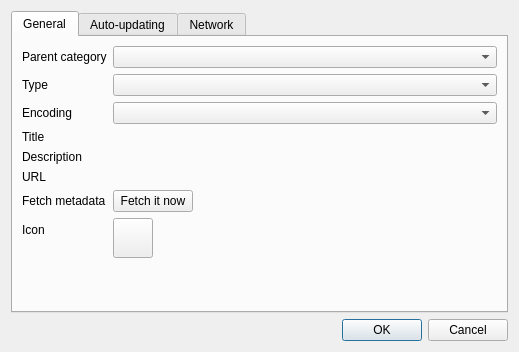
First picture: the form in src/librssguard/services/abstract/gui/formfeeddetails.ui, repository martinrotter/rssguard, before the edit.
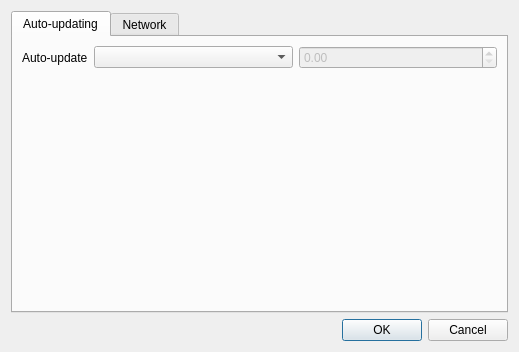
Second picture: the form after the edit. Custom widgets are drawn as their Qt base class.

```diff
--- a/src/librssguard/services/abstract/gui/formfeeddetails.ui
+++ b/src/librssguard/services/abstract/gui/formfeeddetails.ui
@@ -19,193 +19,6 @@
      <property name="currentIndex">
       <number>0</number>
      </property>
-     <widget class="QWidget" name="tabGeneral">
-      <attribute name="title">
-       <string>General</string>
-      </attribute>
-      <layout class="QFormLayout" name="formLayout_4">
-       <item row="0" column="0">
-        <widget class="QLabel" name="m_lblParentCategory">
-         <property name="text">
-          <string>Parent category</string>
-         </property>
-         <property name="buddy">
-          <cstring>m_cmbParentCategory</cstring>
-         </property>
-        </widget>
-       </item>
-       <item row="0" column="1">
-        <widget class="QComboBox" name="m_cmbParentCategory">
-         <property name="toolTip">
-          <string>Select parent item for your feed.</string>
-         </property>
-         <property name="iconSize">
-          <size>
-           <width>12</width>
-           <height>12</height>
-          </size>
-         </property>
-         <property name="frame">
-          <bool>true</bool>
-         </property>
-        </widget>
-       </item>
-       <item row="1" column="0">
-        <widget class="QLabel" name="label_3">
-         <property name="text">
-          <string>Type</string>
-         </property>
-         <property name="buddy">
-          <cstring>m_cmbType</cstring>
-         </property>
-        </widget>
-       </item>
-       <item row="1" column="1">
-        <widget class="QComboBox" name="m_cmbType">
-         <property name="toolTip">
-          <string>Select type of the standard feed.</string>
-         </property>
-        </widget>
-       </item>
-       <item row="2" column="0">
-        <widget class="QLabel" name="label_2">
-         <property name="text">
-          <string>Encoding</string>
-         </property>
-         <property name="buddy">
-          <cstring>m_cmbEncoding</cstring>
-         </property>
-        </widget>
-       </item>
-       <item row="2" column="1">
-        <widget class="QComboBox" name="m_cmbEncoding">
-         <property name="toolTip">
-          <string>Select encoding of the standard feed. If you are unsure about the encoding, then select &quot;UTF-8&quot; encoding.</string>
-         </property>
-        </widget>
-       </item>
-       <item row="3" column="0">
-        <widget class="QLabel" name="m_lblTitle">
-         <property name="text">
-          <string>Title</string>
-         </property>
-         <property name="buddy">
-          <cstring>m_txtTitle</cstring>
-         </property>
-        </widget>
-       </item>
-       <item row="3" column="1">
-        <widget class="LineEditWithStatus" name="m_txtTitle" native="true"/>
-       </item>
-       <item row="4" column="0">
-        <widget class="QLabel" name="m_lblDescription">
-         <property name="text">
-          <string>Description</string>
-         </property>
-         <property name="buddy">
-          <cstring>m_txtDescription</cstring>
-         </property>
-        </widget>
-       </item>
-       <item row="4" column="1">
-        <widget class="LineEditWithStatus" name="m_txtDescription" native="true"/>
-       </item>
-       <item row="5" column="0">
-        <widget class="QLabel" name="label">
-         <property name="text">
-          <string>URL</string>
-         </property>
-         <property name="buddy">
-          <cstring>m_txtUrl</cstring>
-         </property>
-        </widget>
-       </item>
-       <item row="5" column="1">
-        <widget class="LineEditWithStatus" name="m_txtUrl" native="true"/>
-       </item>
-       <item row="6" column="0">
-        <widget class="QLabel" name="label_7">
-         <property name="text">
-          <string>Fetch metadata</string>
-         </property>
-         <property name="buddy">
-          <cstring>m_btnFetchMetadata</cstring>
-         </property>
-        </widget>
-       </item>
-       <item row="6" column="1">
-        <layout class="QHBoxLayout" name="horizontalLayout_2">
-         <item>
-          <widget class="QPushButton" name="m_btnFetchMetadata">
-           <property name="text">
-            <string>Fetch it now</string>
-           </property>
-          </widget>
-         </item>
-         <item>
-          <widget class="LabelWithStatus" name="m_lblFetchMetadata" native="true">
-           <property name="sizePolicy">
-            <sizepolicy hsizetype="Expanding" vsizetype="Preferred">
-             <horstretch>0</horstretch>
-             <verstretch>0</verstretch>
-            </sizepolicy>
-           </property>
-           <property name="layoutDirection">
-            <enum>Qt::RightToLeft</enum>
-           </property>
-          </widget>
-         </item>
-        </layout>
-       </item>
-       <item row="7" column="0">
-        <widget class="QLabel" name="m_lblIcon">
-         <property name="text">
-          <string>Icon</string>
-         </property>
-         <property name="buddy">
-          <cstring>m_btnIcon</cstring>
-         </property>
-        </widget>
-       </item>
-       <item row="7" column="1">
-        <widget class="QToolButton" name="m_btnIcon">
-         <property name="sizePolicy">
-          <sizepolicy hsizetype="Fixed" vsizetype="Fixed">
-           <horstretch>0</horstretch>
-           <verstretch>0</verstretch>
-          </sizepolicy>
-         </property>
-         <property name="minimumSize">
-          <size>
-           <width>40</width>
-           <height>40</height>
-          </size>
-         </property>
-         <property name="toolTip">
-          <string>Select icon for your feed.</string>
-         </property>
-         <property name="text">
-          <string notr="true"/>
-         </property>
-         <property name="iconSize">
-          <size>
-           <width>20</width>
-           <height>20</height>
-          </size>
-         </property>
-         <property name="popupMode">
-          <enum>QToolButton::InstantPopup</enum>
-         </property>
-         <property name="autoRaise">
-          <bool>false</bool>
-         </property>
-         <property name="arrowType">
-          <enum>Qt::NoArrow</enum>
-         </property>
-        </widget>
-       </item>
-      </layout>
-     </widget>
      <widget class="QWidget" name="tabUpdating">
       <attribute name="title">
        <string>Auto-updating</string>
@@ -313,12 +126,6 @@
   </layout>
  </widget>
  <customwidgets>
-  <customwidget>
-   <class>LabelWithStatus</class>
-   <extends>QWidget</extends>
-   <header>labelwithstatus.h</header>
-   <container>1</container>
-  </customwidget>
   <customwidget>
    <class>LineEditWithStatus</class>
    <extends>QWidget</extends>
```
Left out of the diff: 6 changed lines with no effect on the pictures.
